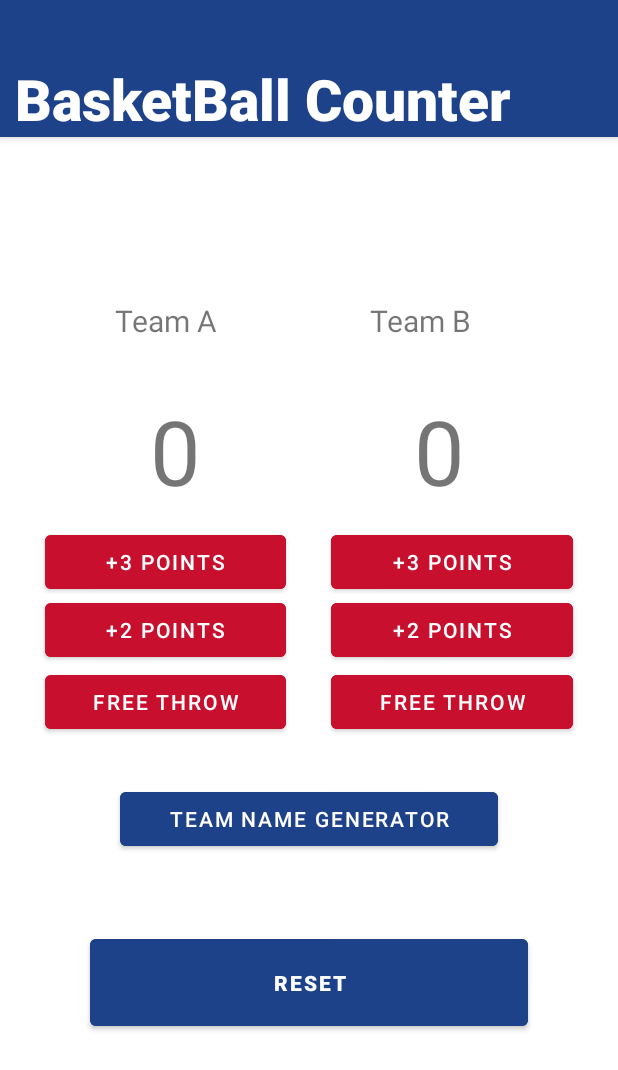
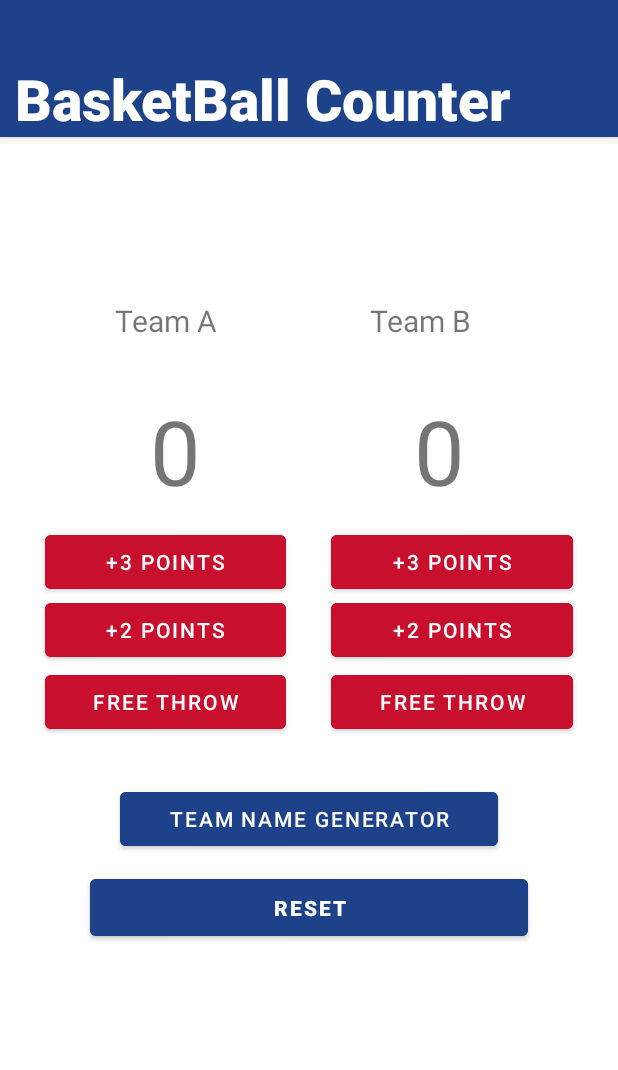
Before and after one commit to afsimoneau/cs4518-project1, an Android app: the screen it shows after launch (MainActivity), on a phone screen of 412 x 824 dp. Shown: the top 1070 px of the screen. Run offline under Robolectric (Android 15) with nearby library versions, the phone set to English and light mode, and no system bars; our stand-ins replace data binding.

Commit message:
logging and slight resizing

```diff
--- a/app/src/main/java/com/example/cs4518_project1/TeamController.kt
+++ b/app/src/main/java/com/example/cs4518_project1/TeamController.kt
@@ -33,10 +33,6 @@ class TeamController(var teamViewModel: TeamViewModel, var view: MainActivity )
 
     fun setTeamBName(nameB: String) {
         teamViewModel.TeamBName = nameB
-    }
-
-    fun updateView() {
-        view.printDetails(teamViewModel.TeamAName, teamViewModel.TeamBName, teamViewModel.ScoreA, teamViewModel.ScoreB)
     }
 
     fun nameGenerator(): String {
--- a/app/src/main/res/layout/activity_main.xml
+++ b/app/src/main/res/layout/activity_main.xml
@@ -200,7 +200,7 @@
             <Button
                 android:id="@+id/ResetButt"
                 android:layout_width="0dp"
-                android:layout_height="70dp"
+                android:layout_height="50dp"
                 android:layout_weight="1"
                 android:backgroundTint="@color/NBABlue"
                 android:insetLeft="60dp"
@@ -208,7 +208,7 @@
                 android:text="Reset"
                 android:textAllCaps="true"
                 android:textStyle="bold"
-                android:translationY="620dp"
+                android:translationY="580dp"
                 app:iconPadding="50dp" />
         </LinearLayout>
 
```
Also changed, not shown: app/src/main/java/com/example/cs4518_project1/MainActivity.kt (+14 -5 lines).
